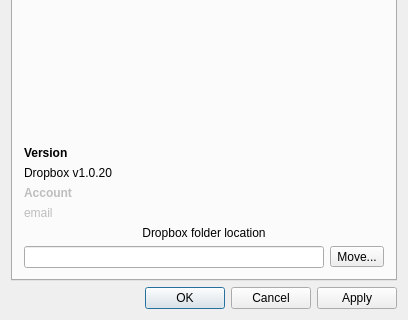
Above: src/mainwindow.ui from gtgt/kfilebox before the change; both pictures show x 0 to 408 and y 205 to 525 of the 408 by 525 pixel window. Below: the same form after it.
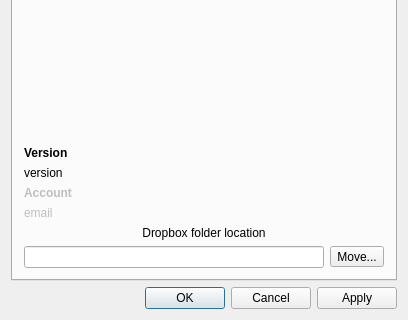
That is the form after the change. The open tabs and pages were chosen to show the change. Icons and pictures are not drawn.

```diff
--- a/src/mainwindow.ui
+++ b/src/mainwindow.ui
@@ -162,7 +162,7 @@
         <item>
          <widget class="QLabel" name="displayVersion">
           <property name="text">
-           <string>Dropbox v1.0.20</string>
+           <string>version</string>
           </property>
          </widget>
         </item>
```
